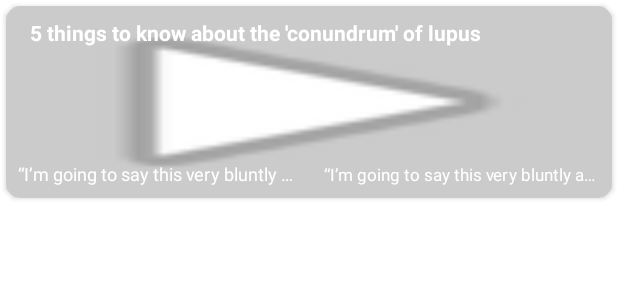
After one commit to ChamikaGit/News-App-Test, an Android app: the layout list_item_search_news.xml on its own in the app's theme, with its tools: preview values and no code run, on a phone screen of 412 x 824 dp. The commit adds this screen. Shown: the top 300 px of the screen. Run offline under Robolectric (Android 15) with nearby library versions, the phone set to English and light mode, and no system bars.

Commit message:
recylerview items layouts added

```diff
--- a/app/src/main/res/layout/fragment_search.xml
+++ b/app/src/main/res/layout/fragment_search.xml
@@ -31,8 +31,6 @@
                 android:inputType="textPassword"
                 android:paddingStart="10dp"
                 android:paddingEnd="15dp" />
-
-
 
         </LinearLayout>
 
--- /dev/null
+++ b/app/src/main/res/layout/list_item_search_news.xml
@@ -0,0 +1,96 @@
+<?xml version="1.0" encoding="utf-8"?>
+<androidx.cardview.widget.CardView xmlns:android="http://schemas.android.com/apk/res/android"
+    xmlns:tools="http://schemas.android.com/tools"
+    xmlns:app="http://schemas.android.com/apk/res-auto"
+    android:id="@+id/container"
+    android:layout_width="match_parent"
+    android:layout_height="128dp"
+    android:layout_margin="4dp"
+    app:cardCornerRadius="10dp"
+    android:elevation="2dp"
+    android:orientation="vertical">
+
+    <RelativeLayout
+        android:layout_width="match_parent"
+        android:layout_height="match_parent"
+        android:background="@color/bg_black_trans">
+
+        <ImageView
+            android:id="@+id/imgHeadNews"
+            android:layout_width="match_parent"
+            android:layout_height="match_parent"
+            android:background="@android:drawable/ic_media_play"
+            android:scaleType="centerCrop"
+            android:adjustViewBounds="true"/>
+
+        <TextView
+            android:id="@+id/tvHeadline"
+            android:layout_width="match_parent"
+            android:layout_height="wrap_content"
+            tools:text="5 things to know about the 'conundrum' of lupus"
+            android:layout_marginStart="16dp"
+            android:layout_marginEnd="16dp"
+            android:layout_marginTop="8dp"
+            android:maxLines="1"
+            android:ellipsize="end"
+            android:textSize="14sp"
+            android:textColor="@color/white"
+            android:textStyle="bold"/>
+
+
+
+        <LinearLayout
+            android:layout_width="match_parent"
+            android:layout_height="wrap_content"
+            android:layout_marginTop="4dp"
+            android:layout_marginStart="8dp"
+            android:layout_marginEnd="8dp"
+            android:layout_marginBottom="8dp"
+            android:weightSum="2"
+            android:orientation="horizontal"
+            android:layout_alignParentBottom="true">
+
+            <TextView
+                android:id="@+id/tvAuthorName"
+                android:layout_width="match_parent"
+                android:layout_height="wrap_content"
+                tools:text="“I’m going to say this very bluntly again,” he added. “Buy them only if you’re prepared to lose all your money.”"
+                android:maxLines="1"
+                android:ellipsize="end"
+                android:textSize="12sp"
+                android:layout_weight="1"
+                android:layout_marginEnd="10dp"
+                android:textColor="@color/white"
+                android:textStyle="normal"/>
+
+            <TextView
+                android:id="@+id/tvNewsDescription"
+                android:layout_width="match_parent"
+                android:layout_height="wrap_content"
+                tools:text="“I’m going to say this very bluntly again,” he added. “Buy them only if you’re prepared to lose all your money.”"
+                android:maxLines="1"
+                android:ellipsize="end"
+                android:textSize="11sp"
+                android:layout_marginStart="10dp"
+                android:layout_weight="1"
+                android:textColor="@color/white"
+                android:textStyle="normal"/>
+
+
+
+
+        </LinearLayout>
+
+
+
+
+
+
+
+    </RelativeLayout>
+
+
+
+
+
+</androidx.cardview.widget.CardView>
--- a/app/src/main/res/values-night/colors.xml
+++ b/app/src/main/res/values-night/colors.xml
@@ -12,6 +12,7 @@
     <color name="bg_red_light">#F8655A</color>
     <color name="bg_blue_light">#0080FF</color>
     <color name="et_gray_color">#818181</color>
+    <color name="bg_black_trans">#34000000</color>
 
 
 </resources>
--- a/app/src/main/res/values/colors.xml
+++ b/app/src/main/res/values/colors.xml
@@ -12,6 +12,8 @@
     <color name="bg_red_light">#F8655A</color>
     <color name="bg_blue_light">#0080FF</color>
     <color name="et_gray_color">#9C818181</color>
+    <color name="bg_black_trans">#34000000</color>
+
 
 
 </resources>
```
Also changed, not shown: app/src/main/res/drawable/gradient_background.xml (added, +7 -0 lines), app/src/main/res/layout/list_item_categories.xml (added, +32 -0 lines), app/src/main/res/layout/list_item_top_headlines.xml (added, +89 -0 lines).
